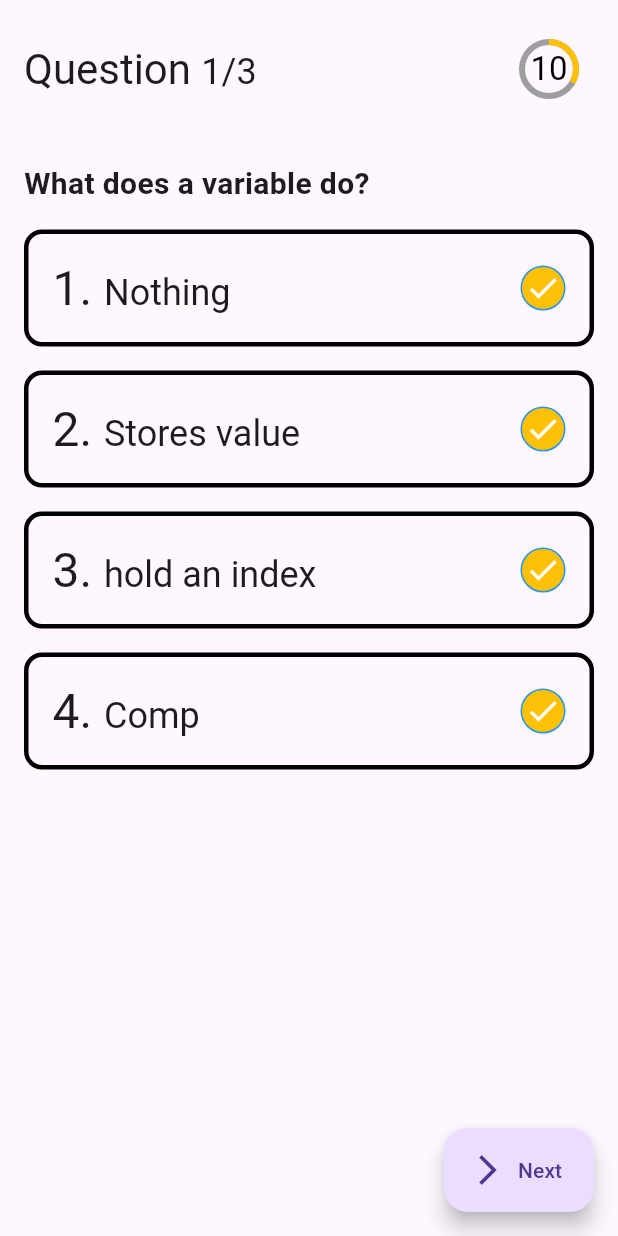
After one commit to danielcyudoncy/quizzTaleApp, a Flutter app: the GameScreen screen opened by its route, after a tap on "Next", on a phone screen of 412 x 824 dp. The commit adds this screen. Run offline on Flutter 3.47's test engine with Material 3 defaults, Android fonts, the phone set to English and light mode, and no system bars; our stand-ins replace get, google_fonts.

Commit message:
formating my codes

```diff
--- a/quizztale_app/lib/controller/question_controller.dart
+++ b/quizztale_app/lib/controller/question_controller.dart
@@ -7,13 +7,23 @@ import 'package:quizztale_app/routes/routes.dart';
 class QuestionController extends GetxController {
   String name = '';
   var nameController = TextEditingController();
+  int get countOfQuestion => _questionList.length;
+  late PageController pageController;
+
+  @override
+  void onInit() {
+    pageController = PageController(initialPage: 0);
+    resetAnswer();
+
+    super.onInit();
+  }
+
   final List<QuestionModel> _questionList = [
     QuestionModel(
         id: 1,
         question: "What does a variable do?",
         answer: 2,
         options: ['Nothing', 'Stores value', 'hold an index', 'Comp']),
-
     QuestionModel(
       id: 2,
       answer: 1,
@@ -22,24 +32,21 @@ class QuestionController extends GetxController {
         'KodeCamp BootCamp',
         'CodeHauz BootCamp',
         'University BootCamp',
-          'None of the above'],),
-
+        'None of the above'
+      ],
+    ),
     QuestionModel(
       id: 3,
       answer: 1,
       question: "Which is not a programming langusge",
-        options: [
-          'Java',
-          'Kotlin',
-          'C',
-          'MongoDb'
-        ],),
+      options: ['Java', 'Kotlin', 'C', 'MongoDb'],
+    ),
   ];
-  List<QuestionModel> get questionList => [... questionList];
+  List<QuestionModel> get questionList => [..._questionList];
   bool _isPressed = false;
   bool get isPresssed => _isPressed;
 
-  final double _numberOfQuestions = 1;
+  double _numberOfQuestions = 1;
   double get numberOfQuestions => _numberOfQuestions;
 
   int? _selectedAnswer;
@@ -65,39 +72,64 @@ class QuestionController extends GetxController {
     _isPressed = true;
     _selectedAnswer = selectedAnswer;
     _correctAnswer = questionModel.answer;
-    if(_correctAnswer ==_selectedAnswer) {
+    if (_correctAnswer == _selectedAnswer) {
       _countOfCorrectAnswers++;
     }
     stopTimer();
-    _questionIsAnswered.update(questionModel.id, (value) => true,);
+    _questionIsAnswered.update(
+      questionModel.id,
+      (value) => true,
+    );
 
-    Future.delayed(const Duration(microseconds: 500)).then((value) => nextQuestion(),);
+    Future.delayed(const Duration(microseconds: 500)).then(
+      (value) => nextQuestion(),
+    );
     update();
   }
 
   //check if the question has been answered
   bool checkIsQuestionAnswered(int questionId) {
-    return _questionIsAnswered.entries.firstWhere((element) => element.key ==questionId,) .value;
+    return _questionIsAnswered.entries
+        .firstWhere(
+          (element) => element.key == questionId,
+        )
+        .value;
   }
 
   void startTimer() {
     resetTimer();
-    _timer = Timer.periodic(const Duration(seconds: 1), (timer) {
-      if(sec.value > 0) {
-        sec.value --;
-      }
-      else {
+    _timer = Timer.periodic(
+      const Duration(seconds: 1),
+      (timer) {
+        if (sec.value > 0) {
+          sec.value--;
+        } else {
           stopTimer();
           nextQuestion();
         }
-    },);
+      },
+    );
   }
 
   void resetTimer() => sec.value = maxSec;
 
   void stopTimer() => _timer?.cancel();
 
-  void nextQuestion() {}
+  void nextQuestion() {
+    if (_timer != null || _timer!.isActive) {
+      stopTimer();
+    }
+    if (pageController.page == _questionList.length - 1) {
+      Get.offAndToNamed(Routes.gameStatusRoute);
+    } else {
+      _isPressed = false;
+      pageController.nextPage(
+          duration: const Duration(milliseconds: 5000), curve: Curves.linear);
+      startTimer();
+    }
+    _numberOfQuestions = pageController.page! + 2;
+    update();
+  }
 
   void resetAnswer() {
     for (var element in _questionList) {
@@ -113,4 +145,16 @@ class QuestionController extends GetxController {
     _selectedAnswer = null;
     Get.offAllNamed(Routes.welcomeScreenRoute);
   }
+
+  Color getColor(int answerIndex) {
+    if (_isPressed) {
+      if (answerIndex == _correctAnswer) {
+        return Colors.green.shade600;
+      } else if (answerIndex == selectedAnswer &&
+          _correctAnswer != _selectedAnswer) {
+        return Colors.red.shade600;
       }
+    }
+    return Colors.white;
+  }
+}
--- a/quizztale_app/lib/screens/game_screen.dart
+++ b/quizztale_app/lib/screens/game_screen.dart
@@ -1,14 +1,83 @@
 import 'package:flutter/material.dart';
+import 'package:get/get.dart';
+import 'package:quizztale_app/controller/question_controller.dart';
+import 'package:quizztale_app/utils/widgets/custom_button.dart';
+import 'package:quizztale_app/utils/widgets/progress_timer.dart';
+import 'package:quizztale_app/utils/widgets/question_widget.dart'; // Ensure this import is correct
 
 class GameScreen extends StatelessWidget {
-  const GameScreen({super.key});
+  const GameScreen({Key? key}) : super(key: key);
 
   @override
   Widget build(BuildContext context) {
-    return const Scaffold(
-            body: Center(
-        child: Text(
-          'Welcome to the Game'
+    return Scaffold(
+      body: Center(
+        child: Stack(
+          alignment: Alignment.topCenter,
+          children: [
+            SafeArea(
+              child: GetBuilder<QuestionController>(
+                init: QuestionController(),
+                builder: (controller) => Column(
+                  children: [
+                    Padding(
+                      padding: const EdgeInsets.all(16.0),
+                      child: Row(
+                        mainAxisAlignment: MainAxisAlignment.spaceBetween,
+                        children: [
+                          RichText(
+                            text: TextSpan(
+                              text: 'Question ',
+                              style: Theme.of(context).textTheme.headlineMedium,
+                              children: [
+                                TextSpan(
+                                  text:
+                                      '${controller.numberOfQuestions.round()}',
+                                  style:
+                                      Theme.of(context).textTheme.headlineSmall,
+                                ),
+                                TextSpan(
+                                  text: '/',
+                                  style:
+                                      Theme.of(context).textTheme.headlineSmall,
+                                ),
+                                TextSpan(
+                                  text: '${controller.countOfQuestion}',
+                                  style:
+                                      Theme.of(context).textTheme.headlineSmall,
+                                ),
+                              ],
+                            ),
+                          ),
+                          ProgressTimer(),
+                        ],
+                      ),
+                    ),
+                    SizedBox(
+                      height: MediaQuery.of(context).size.height * 0.8,
+                      child: PageView.builder(
+                        scrollDirection: Axis.horizontal,
+                        physics: const NeverScrollableScrollPhysics(),
+                        itemCount: controller.questionList.length,
+                        controller: controller.pageController,
+                        itemBuilder: (context, index) => QuestionWidget(
+                          key: ValueKey(controller.questionList[index].id),
+                          questionModel: controller.questionList[index],
+                        ),
+                      ),
+                    ),
+                  ],
+                ),
+              ),
+            ),
+          ],
+        ),
+      ),
+      floatingActionButton: GetBuilder<QuestionController>(
+        init: QuestionController(),
+        builder: (controller) => CustomButton(
+          onPressed: () => controller.nextQuestion(),
+          text: 'Next',
         ),
       ),
     );
--- a/quizztale_app/lib/screens/game_status.dart
+++ b/quizztale_app/lib/screens/game_status.dart
@@ -5,6 +5,8 @@ class GameStatus extends StatelessWidget {
 
   @override
   Widget build(BuildContext context) {
-    return const Scaffold();
+    return const Scaffold(
+      body: Center(child: Text('Game Status')),
+    );
   }
 }
--- a/quizztale_app/lib/screens/splash_screen.dart
+++ b/quizztale_app/lib/screens/splash_screen.dart
@@ -9,7 +9,7 @@ class SplashScreen extends StatelessWidget {
   @override
   Widget build(BuildContext context) {
     Get.put(SplashController());
-    return  const Scaffold(
+    return const Scaffold(
       body: Center(
         child: Column(
           mainAxisAlignment: MainAxisAlignment.center,
--- a/quizztale_app/lib/utils/validators/validators.dart
+++ b/quizztale_app/lib/utils/validators/validators.dart
@@ -1,5 +1,5 @@
 class AppValidator {
-  static String? validateEmptyText( String? value) {
+  static String? validateEmptyText(String? value) {
     if (value == null || value.isEmpty) {
       return 'Name is required';
     }
--- /dev/null
+++ b/quizztale_app/lib/utils/widgets/answer_option.dart
@@ -0,0 +1,58 @@
+import 'package:flutter/material.dart';
+
+class AnswerOption extends StatelessWidget {
+  const AnswerOption({
+    super.key,
+    required this.text,
+    required this.index,
+    required this.questionId,
+    required this.onPressed,
+    required option,
+  });
+  final String text;
+  final int index;
+  final int questionId;
+  final Function() onPressed;
+
+  @override
+  Widget build(BuildContext context) {
+    return Container(
+      width: double.infinity,
+      decoration: BoxDecoration(
+          border: Border.all(width: 3, color: Colors.black),
+          borderRadius: BorderRadius.circular(12)),
+      child: Padding(
+        padding: const EdgeInsets.all(16.0),
+        child: Row(
+          mainAxisAlignment: MainAxisAlignment.spaceBetween,
+          children: [
+            RichText(
+                text: TextSpan(
+              text: '${index + 1}. ',
+              style: Theme.of(context).textTheme.headlineLarge,
+              children: [
+                TextSpan(
+                    text: text,
+                    style: Theme.of(context).textTheme.headlineSmall),
+              ],
+            )),
+            Container(
+              height: 30,
+              width: 30,
+              padding: EdgeInsets.zero,
+              alignment: Alignment.center,
+              decoration: BoxDecoration(
+                  color: Colors.amber,
+                  border: Border.all(color: Colors.blue),
+                  shape: BoxShape.circle),
+              child: const Icon(
+                Icons.check,
+                color: Colors.white,
+              ),
+            )
+          ],
+        ),
+      ),
+    );
+  }
+}
--- /dev/null
+++ b/quizztale_app/lib/utils/widgets/custom_button.dart
@@ -0,0 +1,27 @@
+import 'package:flutter/material.dart';
+
+class CustomButton extends StatelessWidget {
+  const CustomButton({
+    super.key,
+    required this.onPressed,
+    required this.text,
+    this.width = 100,
+  });
+
+  final Function() onPressed;
+  final String text;
+  final double width;
+
+  @override
+  Widget build(BuildContext context) {
+    return Container(
+      width: width,
+      decoration: BoxDecoration(borderRadius: BorderRadius.circular(8)),
+      child: FloatingActionButton.extended(
+        onPressed: onPressed,
+        label: Text(text),
+        icon: const Icon(Icons.arrow_forward_ios),
+      ),
+    );
+  }
+}
--- /dev/null
+++ b/quizztale_app/lib/utils/widgets/progress_timer.dart
@@ -0,0 +1,39 @@
+import 'package:flutter/material.dart';
+import 'package:get/get.dart';
+
+import '../../controller/question_controller.dart';
+
+class ProgressTimer extends StatelessWidget {
+  ProgressTimer({
+    super.key,
+  });
+  final controller = Get.find<QuestionController>();
+
+  @override
+  Widget build(BuildContext context) {
+    return Obx(
+      () => SizedBox(
+        height: 60,
+        width: 60,
+        child: Stack(
+          alignment: Alignment.center,
+          children: [
+            CircularProgressIndicator(
+              value: 1 - (controller.sec.value / 15),
+              color: Colors.amber,
+              backgroundColor: Colors.grey,
+              strokeWidth: 4,
+            ),
+            Center(
+              child: Text('${controller.sec.value}',
+                  style: Theme.of(context)
+                      .textTheme
+                      .titleLarge!
+                      .copyWith(color: Colors.black)),
+            )
+          ],
+        ),
+      ),
+    );
+  }
+}
--- /dev/null
+++ b/quizztale_app/lib/utils/widgets/question_widget.dart
@@ -0,0 +1,53 @@
+import 'package:flutter/material.dart';
+import 'package:get/get.dart';
+import 'package:quizztale_app/controller/question_controller.dart';
+import 'package:quizztale_app/data/question_model.dart';
+import 'answer_option.dart';
+
+class QuestionWidget extends StatelessWidget {
+  final QuestionModel questionModel;
+
+  const QuestionWidget({
+    required Key key,
+    required this.questionModel,
+  }) : super(key: key);
+
+  @override
+  Widget build(BuildContext context) {
+    return Container(
+      height: MediaQuery.of(context).size.height * 0.6,
+      padding: const EdgeInsets.all(16.0),
+      child: Column(
+        crossAxisAlignment: CrossAxisAlignment.start,
+        children: [
+          Text(
+            questionModel.question,
+            style: const TextStyle(
+              fontSize: 20,
+              fontWeight: FontWeight.bold,
+            ),
+          ),
+          const SizedBox(height: 16),
+          ...List.generate(
+            4,
+            (index) => Column(
+              children: [
+                AnswerOption(
+                  questionId: questionModel.id,
+                  option: questionModel.options[index],
+                  text: questionModel.options[index],
+                  index: index,
+                  onPressed: () {
+                    Get.find<QuestionController>()
+                        .checkAnswer(questionModel, index);
+                  },
+                ),
+                const SizedBox(height: 16),
+              ],
+            ),
+          ),
+        ],
+      ),
+    );
+  }
+}
```
Also changed, not shown: quizztale_app/lib/app.dart (+4 -4 lines), quizztale_app/lib/data/question_model.dart (+5 -5 lines), quizztale_app/lib/screens/welcome_screen.dart (+11 -14 lines), quizztale_app/lib/utils/widgets/app_primary_button.dart (+5 -5 lines), quizztale_app/lib/bindings/bindings.dart (line endings or trailing spaces), quizztale_app/lib/controller/splash_controller.dart (line endings or trailing spaces), quizztale_app/lib/routes/routes.dart (line endings or trailing spaces). Lines whose indentation alone changed are shown as unchanged.
